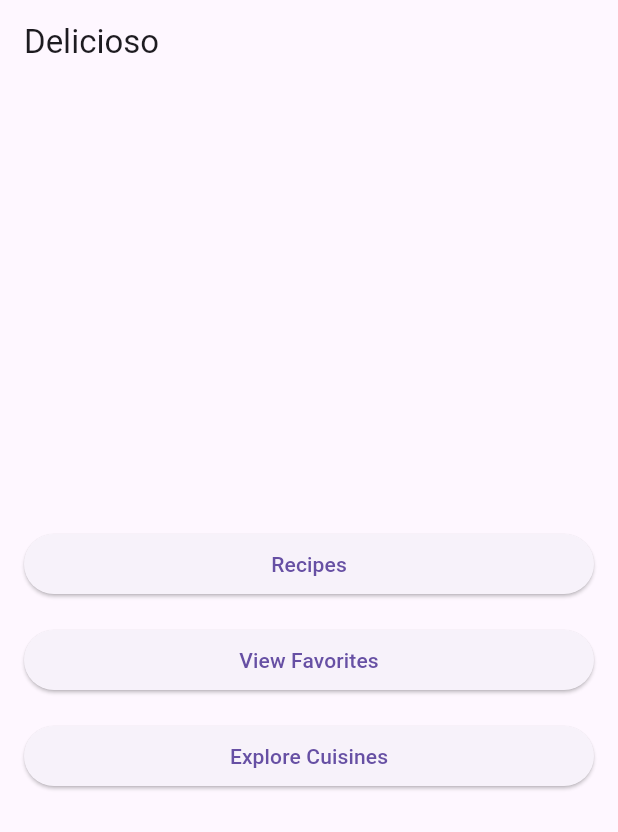
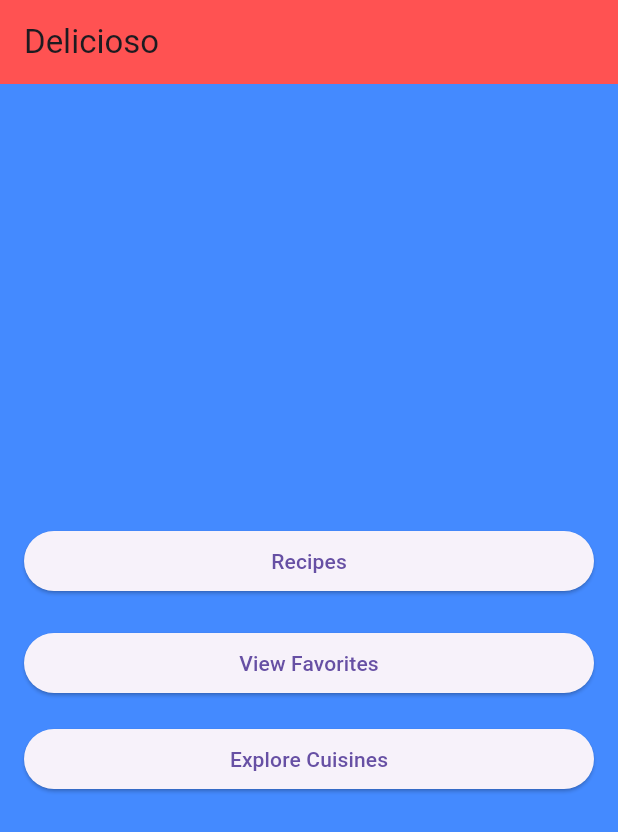
Before and after one commit to dhogan7/Project1, a Flutter app: the screen it shows after launch, on a phone screen of 412 x 824 dp. Shown: the top 832 px of the screen. Run offline on Flutter 3.47's test engine with Material 3 defaults, Android fonts, the phone set to English and light mode, and no system bars.

Commit message:
Updated the cuisine's page

```diff
--- a/lib/home_screen.dart
+++ b/lib/home_screen.dart
@@ -10,8 +10,10 @@ class HomeScreen extends StatelessWidget {
   @override
   Widget build(BuildContext context) {
     return Scaffold(
+      backgroundColor: Colors.blueAccent,
       appBar: AppBar(
         title: const Text('Delicioso'),
+        backgroundColor: Colors.redAccent,
       ),
       body: Padding(
         padding: const EdgeInsets.all(16.0),
@@ -28,7 +30,7 @@ class HomeScreen extends StatelessWidget {
               },
               child: const Text('Recipes'),
             ),
-            const SizedBox(height: 16),
+            const SizedBox(height:20),
             ElevatedButton(
               onPressed: () {
                 Navigator.push(
```
